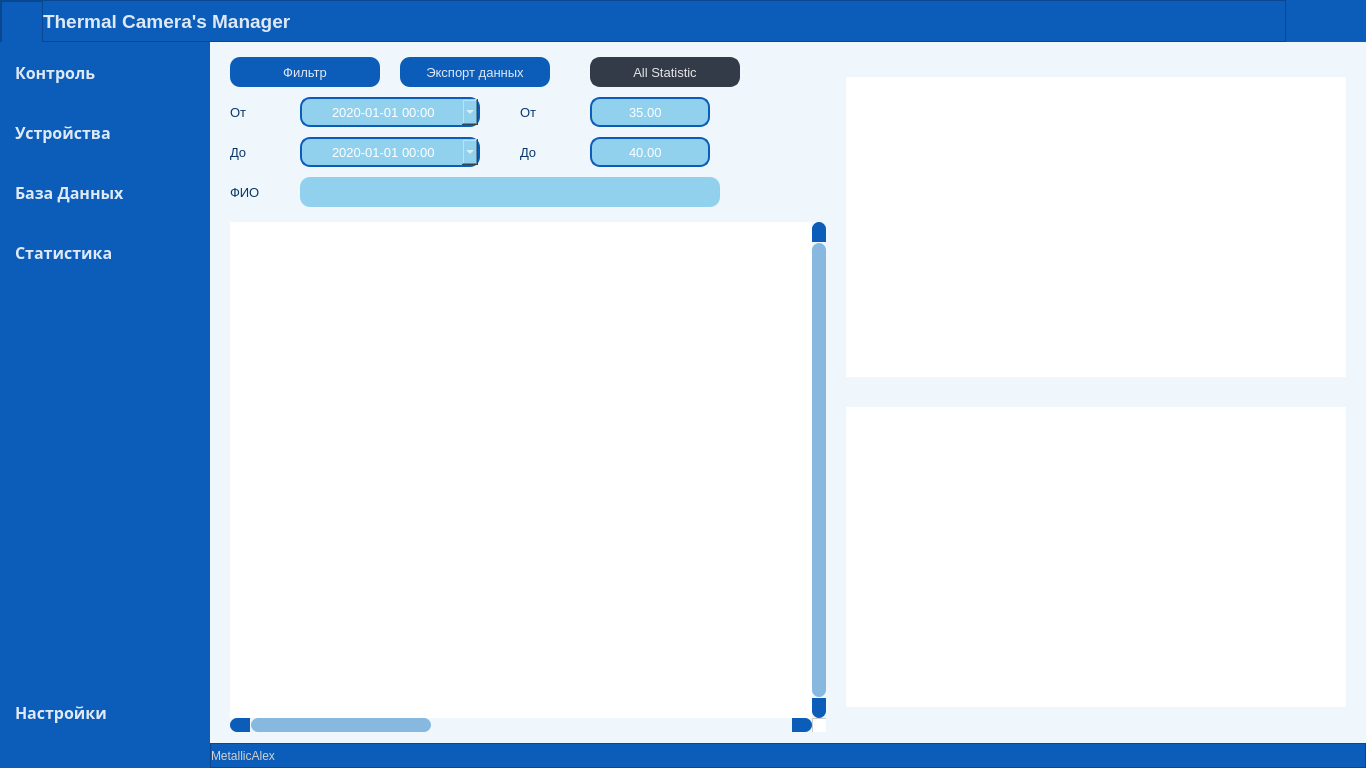
Old version of the form widget/forms/form_main.ui in the repository MetallicAlex/Thermal-Camera.
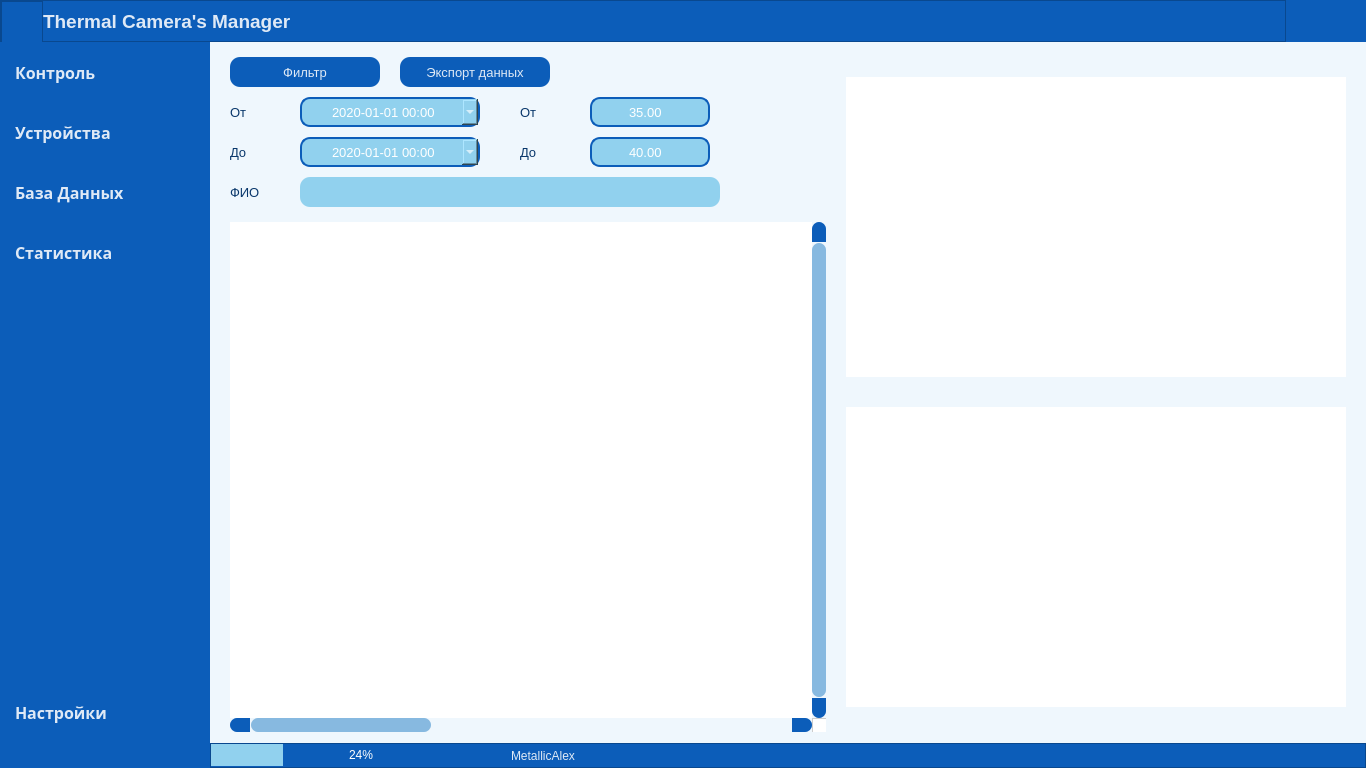
New version of the form. The open tabs and pages were chosen to show the change. Icons and pictures are not drawn.

What changed in the file:
```diff
--- a/widget/forms/form_main.ui
+++ b/widget/forms/form_main.ui
@@ -23,13 +23,11 @@
    <number>-1</number>
   </property>
   <property name="styleSheet">
-   <string notr="true">QMainWindow {background: transparent; }
-QToolTip {
-	color: #ffffff;
-	background-color: rgba(27, 29, 35, 160);
-	border: 1px solid rgb(40, 40, 40);
-	border-radius: 2px;
-}</string>
+   <string notr="true">QToolTip { 
+                           background-color: black; 
+                           color: white; 
+                           border: black solid 1px
+                           }</string>
   </property>
   <widget class="QWidget" name="centralwidget">
    <property name="minimumSize">
@@ -43,7 +41,7 @@
    </property>
    <property name="styleSheet">
     <string notr="true">background: transparent;
-color: rgb(210, 210, 210);</string>
+color: rgba(255, 255, 255, 221);</string>
    </property>
    <widget class="QFrame" name="frame_main">
     <property name="geometry">
@@ -293,7 +291,7 @@
  }
 QDateTimeEdit QAbstractItemView {
 	color: rgb(85, 170, 255);	
-	background-color: rgb(27, 29, 35);
+	background-color: #0C5DB9;
 	padding: 10px;
 	selection-background-color: rgb(39, 44, 54);
 }
@@ -363,33 +361,13 @@
 QCalendarWidget QToolButton {
 	height: 40px;
 	width: 120px;
-	color: rgb(180,180,180);
+	color: #FFFFFF;
 	font-size: 16px;
 	font: &quot;Segoe UI&quot;;
 	icon-size:20px, 20px;
-	background-color:black;
+	background-color: #0C5DB9;
 }
-
-  /* header row */
-QCalendarWidget  QWidget
-{
-	alternate-background-color: rgb(52, 59, 72);
-}
-  /*normal days */
-QCalendarWidget QAbstractItemView:enabled {
-	font-size:12px;
-	font: &quot;Segoe UI&quot;;
-	color: rgb(180,180,180);
-	background-color: black;
-	selection-background-color: rgb(52, 59, 72); 
-	selection-color:rgb(85, 170, 255);
-}
-#qt_calendar_prevmonth{
-	qproperty-icon: url(:/16x16/data/resources/icons/16x16/cil-arrow-left.png);
-}
-#qt_calendar_nextmonth{
-	qproperty-icon: url(:/16x16/data/resources/icons/16x16/cil-arrow-right.png);
-}</string>
+</string>
     </property>
     <property name="frameShape">
      <enum>QFrame::NoFrame</enum>
@@ -839,9 +817,6 @@
          <verstretch>0</verstretch>
         </sizepolicy>
        </property>
-       <property name="styleSheet">
-        <string notr="true"/>
-       </property>
        <property name="frameShape">
         <enum>QFrame::NoFrame</enum>
        </property>
@@ -5680,47 +5655,6 @@
                  <normaloff>:/16x16/data/resources/icons/16x16/cil-magnifying-glass.png</normaloff>:/16x16/data/resources/icons/16x16/cil-magnifying-glass.png</iconset>
                </property>
               </widget>
-              <widget class="QPushButton" name="button_all_statistic">
-               <property name="geometry">
-                <rect>
-                 <x>380</x>
-                 <y>15</y>
-                 <width>150</width>
-                 <height>30</height>
-                </rect>
-               </property>
-               <property name="font">
-                <font>
-                 <family>Segoe UI</family>
-                 <pointsize>10</pointsize>
-                </font>
-               </property>
-               <property name="styleSheet">
-                <string notr="true">QPushButton {
-	border: 2px solid rgb(52, 59, 72);
-	border-radius: 10px;	
-	background-color: rgb(52, 59, 72);
-	color: rgb(255, 255, 255, 221);
-}
-QPushButton:hover {
-	background-color: rgb(57, 65, 80);
-	color: rgb(227, 227, 227);
-	border: 2px solid rgb(61, 70, 86);
-}
-QPushButton:pressed {	
-	background-color: rgb(35, 40, 49);
-	color: rgb(255, 255, 255);
-	border: 2px solid rgb(43, 50, 61);
-}</string>
-               </property>
-               <property name="text">
-                <string>All Statistic</string>
-               </property>
-               <property name="icon">
-                <iconset resource="../files.qrc">
-                 <normaloff>:/16x16/data/resources/icons/16x16/cil-reload.png</normaloff>:/16x16/data/resources/icons/16x16/cil-reload.png</iconset>
-               </property>
-              </widget>
               <widget class="QPushButton" name="button_export_statistics_data">
                <property name="geometry">
                 <rect>
@@ -6495,6 +6429,32 @@
               <property name="bottomMargin">
                <number>0</number>
               </property>
+              <item>
+               <widget class="QProgressBar" name="progressBar">
+                <property name="maximumSize">
+                 <size>
+                  <width>300</width>
+                  <height>16777215</height>
+                 </size>
+                </property>
+                <property name="styleSheet">
+                 <string notr="true">QProgressBar
+{
+	border: solid grey;
+	border-radius: 15px;
+	color: #FFFFFF;
+	text-align: center
+}
+QProgressBar::chunk 
+{
+	background-color: #91D1EE;
+}    </string>
+                </property>
+                <property name="value">
+                 <number>24</number>
+                </property>
+               </widget>
+              </item>
               <item>
                <widget class="QLabel" name="label_statusbar">
                 <property name="font">
```
Left out of the diff: 84 changed lines with no effect on the pictures.
